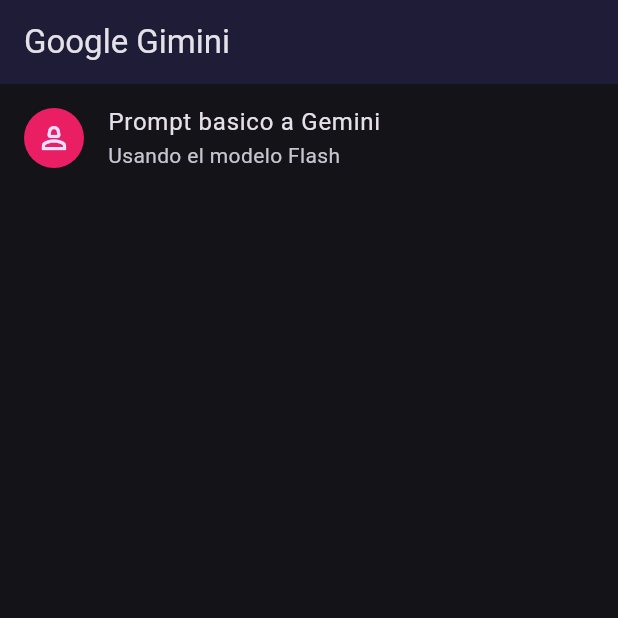
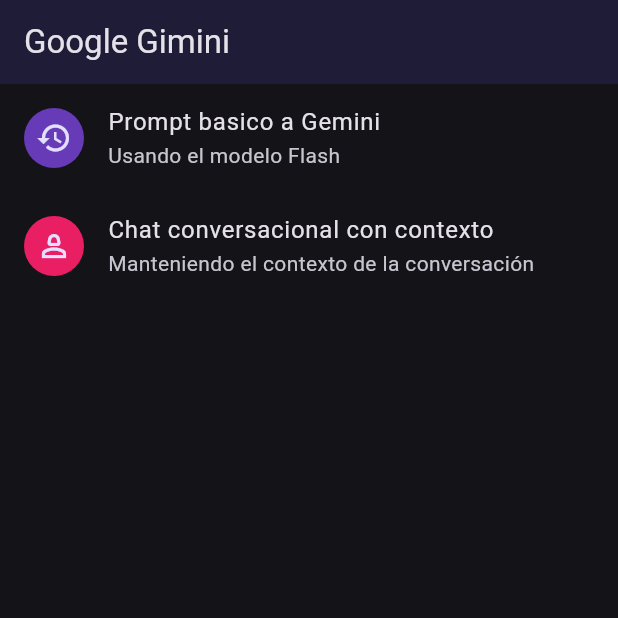
Before and after one commit to Tirano61/gemini_app, a Flutter app: the screen it shows after launch, on a phone screen of 412 x 824 dp, the top half of it. Run offline on Flutter 3.47's test engine with Material 3 defaults, Android fonts, the phone set to English and light mode, and no system bars; our stand-ins replace dio, flutter_chat_types, flutter_chat_ui, flutter_dotenv, flutter_riverpod, go_router and 2 more; generated files the repository leaves out were written again.

Commit message:
Chat con conversaciones con contexto

```diff
--- a/lib/config/router/app_router.dart
+++ b/lib/config/router/app_router.dart
@@ -1,5 +1,6 @@
 
 import 'package:gemini_app/presentation/screens/basic_prompt/basic_propmpt_screen.dart';
+import 'package:gemini_app/presentation/screens/chat_context/chat_context_screen.dart';
 import 'package:gemini_app/presentation/screens/home/home_sreen.dart';
 import 'package:go_router/go_router.dart';
 
@@ -13,5 +14,9 @@ final appRouter = GoRouter(
       path: '/basic-prompt',
       builder: (context, state) => const BasicPromptScreen(),
     ),
+    GoRoute(
+      path: '/history-chat',
+      builder: (context, state) => const ChatContextScreen(),
+    ),
   ],
 );
--- a/lib/presentation/screens/home/home_sreen.dart
+++ b/lib/presentation/screens/home/home_sreen.dart
@@ -12,15 +12,27 @@ class HomeScreen extends StatelessWidget {
       appBar: AppBar(
         title: const Text('Google Gimini'),
       ),
-      body: ListTile(
-
-        leading: const CircleAvatar(
-          backgroundColor: Colors.pink,
-          child: Icon(Icons.person_2_outlined),
-        ),
-        title: const Text('Prompt basico a Gemini'),
-        subtitle: const Text('Usando el modelo Flash'),
-        onTap: () => context.push('/basic-prompt'),
+      body: ListView(
+        children: [
+          ListTile(
+            leading: const CircleAvatar(
+              backgroundColor: Colors.deepPurple,
+              child: Icon(Icons.history_outlined),
+            ),
+            title: const Text('Prompt basico a Gemini'),
+            subtitle: const Text('Usando el modelo Flash'),
+            onTap: () => context.push('/basic-prompt'),
+          ),
+          ListTile(
+            leading: const CircleAvatar(
+              backgroundColor: Colors.pink,
+              child: Icon(Icons.person_2_outlined),
+            ),
+            title: const Text('Chat conversacional con contexto'),
+            subtitle: const Text('Manteniendo el contexto de la conversación'),
+            onTap: () => context.push('/history-chat'),
+          ),
+        ],
       ),
     );
   }
```
Also changed, not shown: lib/presentation/screens/chat_context/chat_context_screen.dart (added, +39 -0 lines).
